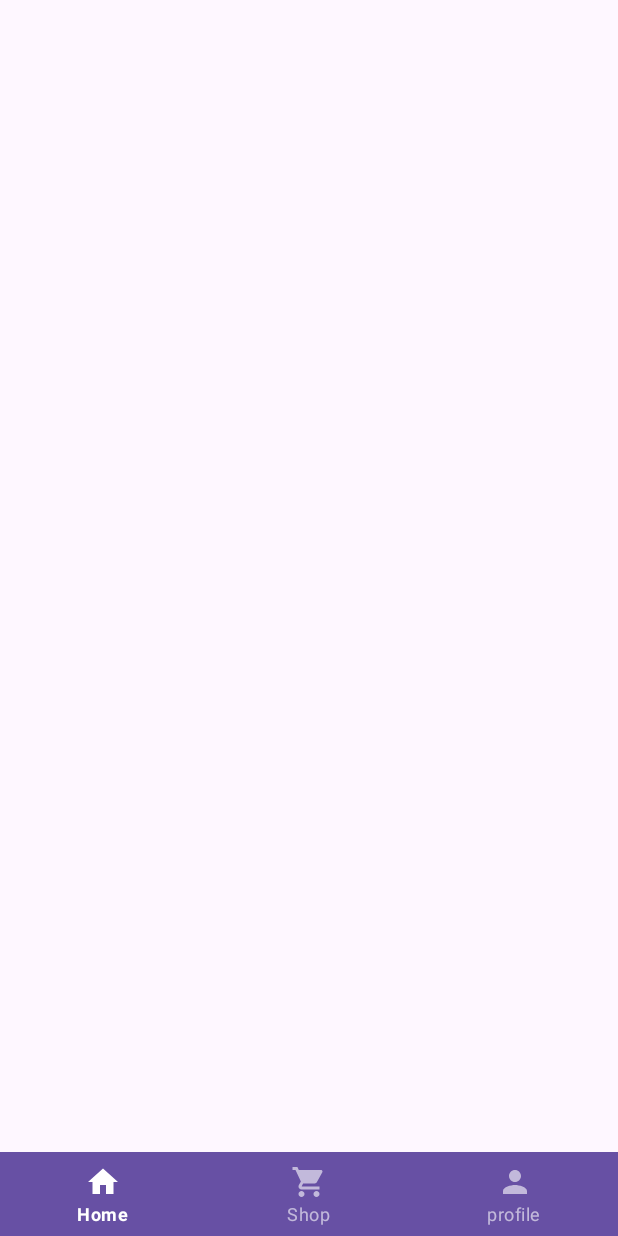
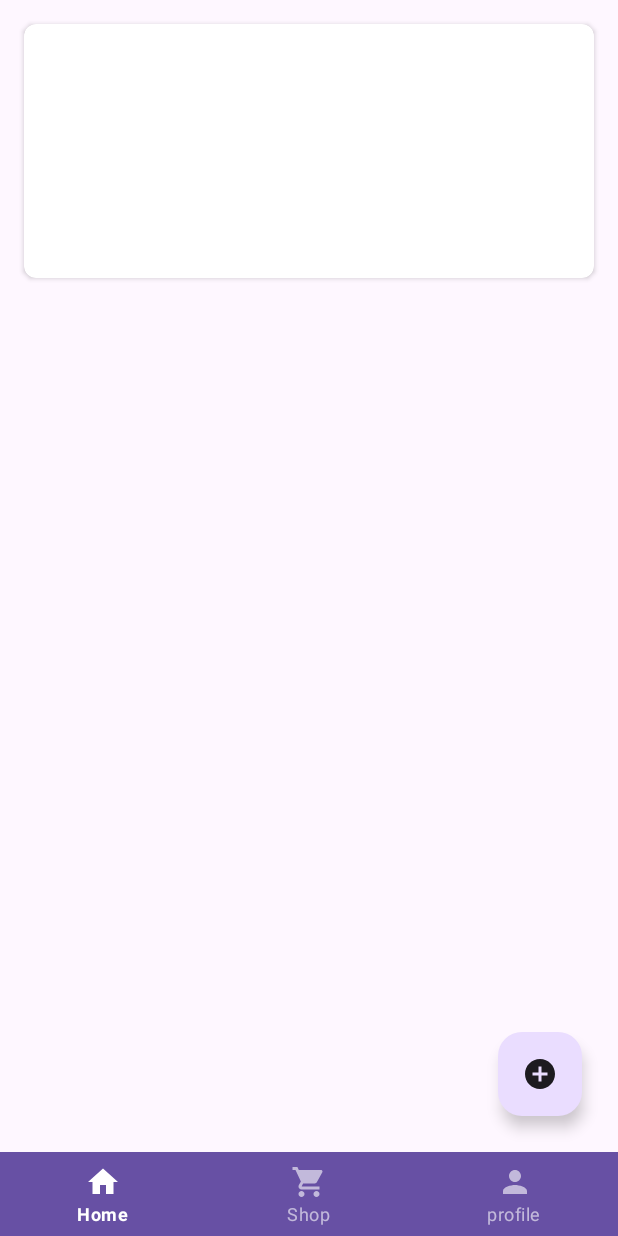
Before and after one commit to SehatIn-C241-PS374/SehatIn-App, an Android app: the screen it shows after launch (MainActivity), on a phone screen of 412 x 824 dp. Run offline under Robolectric (Android 15) with nearby library versions, the light colour scheme and no system bars; our stand-ins replace Dagger/Hilt's generated code, Firebase (no records; nobody signed in at launch, a user with empty details on screens opened directly), navigation-ui; pictures from the network do not load.

Commit message:
feat: update the home feature

```diff
--- a/app/build.gradle.kts
+++ b/app/build.gradle.kts
@@ -101,6 +101,7 @@ dependencies {
     // Kotlin Extensions and Coroutines support for Room
     implementation(libs.androidx.room.ktx)
 
+
     implementation ("com.github.bumptech.glide:glide:4.16.0")
 
     // CameraX implementation
@@ -119,5 +120,9 @@ dependencies {
     // Firebase MLKit Object Detection
     implementation("com.google.mlkit:object-detection:17.0.0")
 
+    // location
+    implementation("com.google.android.gms:play-services-location:18.0.0")
+    implementation("com.google.android.gms:play-services-maps:17.0.0")
+
 
 }
--- a/app/src/main/java/com/example/sehatin/application/base/BaseFragment.kt
+++ b/app/src/main/java/com/example/sehatin/application/base/BaseFragment.kt
@@ -10,8 +10,8 @@ import java.lang.IllegalStateException
 
 abstract class BaseFragment<VB : ViewBinding> : Fragment() {
 
-    protected var _binding: VB? = null
-    protected val binding: VB
+    private var _binding : VB? = null
+    val binding : VB
         get() = _binding ?: throw IllegalStateException("Binding not initialized")
 
     override fun onCreateView(
@@ -28,7 +28,6 @@ abstract class BaseFragment<VB : ViewBinding> : Fragment() {
         _binding = null
     }
 
-
     override fun onViewCreated(view: View, savedInstanceState: Bundle?) {
         super.onViewCreated(view, savedInstanceState)
 
@@ -37,13 +36,14 @@ abstract class BaseFragment<VB : ViewBinding> : Fragment() {
         setupObserver()
     }
 
-    abstract fun getViewBinding(
+    abstract fun getViewBinding (
         inflater: LayoutInflater,
         container: ViewGroup?,
         attachToParent: Boolean
-    ): VB
+    ) : VB
 
     open fun setupNavigation() {}
     open fun setUpViews() {}
     open fun setupObserver() {}
+
 }
--- a/app/src/main/java/com/example/sehatin/application/data/retrofit/ApiConfig.kt
+++ b/app/src/main/java/com/example/sehatin/application/data/retrofit/ApiConfig.kt
@@ -18,7 +18,7 @@ class ApiConfig {
                 .addInterceptor(loggingInterceptor)
                 .build()
             val retrofit = Retrofit.Builder()
-                .baseUrl("https://api.weatherapi.com/v1/")
+                .baseUrl("https://api.openweathermap.org/data/2.5/")
                 .addConverterFactory(GsonConverterFactory.create())
                 .client(client)
                 .build()
--- a/app/src/main/java/com/example/sehatin/application/data/retrofit/ApiService.kt
+++ b/app/src/main/java/com/example/sehatin/application/data/retrofit/ApiService.kt
@@ -6,9 +6,9 @@ import retrofit2.http.GET
 import retrofit2.http.Query
 
 interface ApiService {
-    @GET("current.json")
+    @GET("weather")
     fun getCurrentWeather(
-        @Query("key") apiKey: String,
+        @Query("appid") apiKey: String,
         @Query("q") location: String
     ): Call<WeatherResponse>
 }
--- a/app/src/main/java/com/example/sehatin/feature/auth/AuthFragment.kt
+++ b/app/src/main/java/com/example/sehatin/feature/auth/AuthFragment.kt
@@ -15,7 +15,6 @@ import androidx.navigation.fragment.findNavController
 import com.example.sehatin.R
 import com.example.sehatin.application.base.BaseFragment
 import com.example.sehatin.databinding.FragmentAuthBinding
-import com.example.sehatin.utils.Toaster
 import com.google.android.libraries.identity.googleid.GetGoogleIdOption
 import com.google.android.libraries.identity.googleid.GoogleIdTokenCredential
 import com.google.firebase.Firebase
@@ -109,7 +108,7 @@ class AuthFragment : BaseFragment<FragmentAuthBinding>() {
                     val user = auth.currentUser
                     findNavController().navigate(R.id.home)
                 } else {
-                    Toaster.show(requireContext(), "Failed to login, try again")
+//                    Toaster.show(requireContext(), "Failed to login, try again")
                 }
             }
     }
--- a/app/src/main/java/com/example/sehatin/feature/auth/AuthViewModel.kt
+++ b/app/src/main/java/com/example/sehatin/feature/auth/AuthViewModel.kt
@@ -5,6 +5,6 @@ import dagger.hilt.android.lifecycle.HiltViewModel
 import javax.inject.Inject
 
 
-@HiltViewModel
-class AuthViewModel @Inject constructor() : ViewModel() {
+class AuthViewModel : ViewModel() {
+    // TODO: Implement the ViewModel
 }
--- a/app/src/main/java/com/example/sehatin/feature/profile/ProfileViewModel.kt
+++ b/app/src/main/java/com/example/sehatin/feature/profile/ProfileViewModel.kt
@@ -4,7 +4,6 @@ import androidx.lifecycle.ViewModel
 import dagger.hilt.android.lifecycle.HiltViewModel
 import javax.inject.Inject
 
-@HiltViewModel
-class ProfileViewModel @Inject constructor() : ViewModel() {
-
+class ProfileViewModel : ViewModel() {
+    // TODO: Implement the ViewModel
 }
--- a/app/src/main/res/layout/activity_main.xml
+++ b/app/src/main/res/layout/activity_main.xml
@@ -8,8 +8,10 @@
 
         <androidx.fragment.app.FragmentContainerView
             android:id="@+id/nav_host_fragment"
-            android:layout_width="match_parent"
+            android:name="androidx.navigation.fragment.NavHostFragment"
+            android:layout_width="0dp"
             android:layout_height="0dp"
+            app:defaultNavHost="true"
             app:layout_constraintBottom_toTopOf="@id/bottomNavView"
             app:layout_constraintEnd_toEndOf="parent"
             app:layout_constraintStart_toStartOf="parent"
@@ -22,7 +24,7 @@
             android:layout_width="match_parent"
             android:layout_height="wrap_content"
             app:layout_constraintBottom_toBottomOf="parent"
-            app:layout_constraintEnd_toEndOf="parent"
+            app:layout_constraintEnd_toStartOf="@+id/nav_host_fragment"
             app:layout_constraintStart_toStartOf="parent"
             app:menu="@menu/navigation_menu" />
 </androidx.constraintlayout.widget.ConstraintLayout>
--- a/app/src/main/res/layout/fragment_auth.xml
+++ b/app/src/main/res/layout/fragment_auth.xml
@@ -10,7 +10,6 @@
         android:id="@+id/ivTitle"
         android:layout_width="wrap_content"
         android:layout_height="600dp"
-        android:src="@drawable/drawable_vegetables"
         android:scaleType="centerCrop"
         app:layout_constraintEnd_toEndOf="parent"
         app:layout_constraintStart_toStartOf="parent"
--- a/app/src/main/res/layout/fragment_home.xml
+++ b/app/src/main/res/layout/fragment_home.xml
@@ -1,6 +1,11 @@
-<androidx.constraintlayout.widget.ConstraintLayout xmlns:android="http://schemas.android.com/apk/res/android"
+<?xml version="1.0" encoding="utf-8"?>
+<androidx.coordinatorlayout.widget.CoordinatorLayout
+    xmlns:android="http://schemas.android.com/apk/res/android"
     xmlns:app="http://schemas.android.com/apk/res-auto"
-    xmlns:tools="http://schemas.android.com/tools"
+    android:layout_width="match_parent"
+    android:layout_height="match_parent">
+
+    <androidx.constraintlayout.widget.ConstraintLayout
         android:layout_width="match_parent"
         android:layout_height="match_parent">
 
@@ -33,13 +38,15 @@
                     android:id="@+id/text_weather_description"
                     android:layout_width="match_parent"
                     android:layout_height="wrap_content"
-                android:textSize="18sp" />
+                    android:textSize="18sp"
+                    android:layout_marginTop="8dp" />
 
                 <LinearLayout
                     android:layout_width="match_parent"
                     android:layout_height="wrap_content"
                     android:orientation="horizontal"
-                android:gravity="center">
+                    android:gravity="center_vertical"
+                    android:layout_marginTop="8dp">
 
                     <ImageView
                         android:id="@+id/image_weather_icon"
@@ -52,7 +59,7 @@
                         android:layout_height="wrap_content"
                         android:textSize="32sp"
                         android:textStyle="bold"
-                    android:layout_marginStart="16dp" />
+                        android:layout_marginStart="8dp" />
 
                 </LinearLayout>
 
@@ -72,18 +79,17 @@
             app:layout_constraintEnd_toEndOf="parent"
             app:layout_constraintStart_toStartOf="parent" />
 
+    </androidx.constraintlayout.widget.ConstraintLayout>
+
     <com.google.android.material.floatingactionbutton.FloatingActionButton
         android:id="@+id/fabScan"
         android:layout_width="wrap_content"
         android:layout_height="wrap_content"
-        android:layout_gravity="bottom|right"
+        android:layout_gravity="bottom|end"
         android:layout_marginEnd="24dp"
         android:layout_marginBottom="24dp"
         android:contentDescription="Halo"
         app:tint="?attr/colorOnBackground"
-        app:srcCompat="@drawable/ic_add"
-        android:layout_margin="16dp"
-        app:layout_constraintBottom_toBottomOf="parent"
-        app:layout_constraintEnd_toEndOf="parent" />
+        app:srcCompat="@drawable/ic_add"/>
 
-</androidx.constraintlayout.widget.ConstraintLayout>
+</androidx.coordinatorlayout.widget.CoordinatorLayout>
--- a/app/src/main/res/values/strings.xml
+++ b/app/src/main/res/values/strings.xml
@@ -1,6 +1,6 @@
 <resources>
     <string name="app_name">SehatIn</string>
-    <string name="apikey">2830f9cc05d842a0bdb60605242805</string>
+    <string name="apikey">056d22c0a6c2a5f3be97f4eec2a638a6</string>
     <string name="country">Indonesia</string>
     <string name="web_client_id">430220272543-fufa6vaiof0t3sq4908dejaoseu4nk9v.apps.googleusercontent.com</string>
 </resources>
```
Also changed, not shown: 1 other file. Lines whose indentation alone changed are shown as unchanged.
